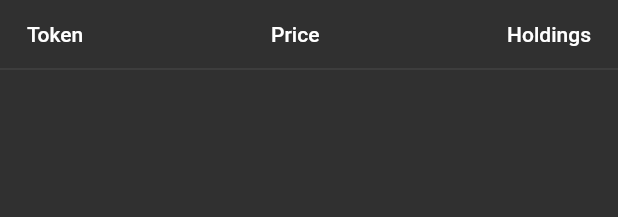
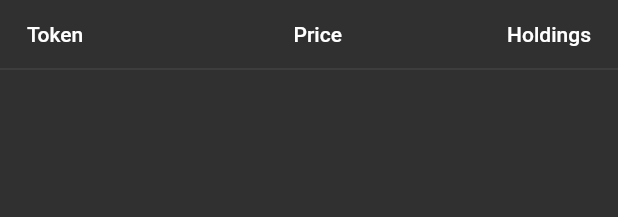
Before and after one commit to KhalidWar/cactus_wallet_watcher, a Flutter app: the TokenListHeader widget shown alone on an empty page, opened directly, on a phone screen of 412 x 824 dp. Shown: the top 217 px of the screen. Run offline on Flutter 3.47's test engine with Material 2 defaults, Android fonts, the phone set to English and light mode, and no system bars; our stand-ins replace flutter_riverpod, fluttertoast, hive, hive_flutter, qr_flutter; missing offline and left inert: coingecko_dart; accounts and stored records are empty; generated files the repository leaves out were written again.

```diff
--- a/lib/shared_components/token_list_header.dart
+++ b/lib/shared_components/token_list_header.dart
@@ -19,9 +19,14 @@ class TokenListHeader extends StatelessWidget {
                 'Token',
                 style: Theme.of(context).textTheme.bodyText1,
               ),
-              Text(
-                'Price',
-                style: Theme.of(context).textTheme.bodyText1,
+              Row(
+                children: [
+                  SizedBox(width: 30),
+                  Text(
+                    'Price',
+                    style: Theme.of(context).textTheme.bodyText1,
+                  ),
+                ],
               ),
               Text(
                 'Holdings',
```
Also changed, not shown: lib/shared_components/token_list_tile.dart (+12 -2 lines).
